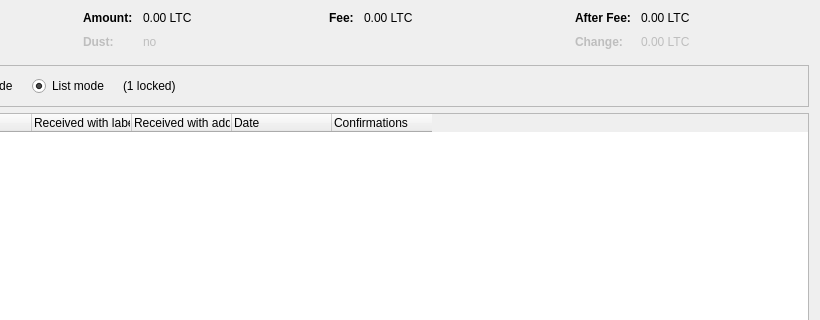
The window that src/qt/forms/coincontroldialog.ui (axedr/gamerscoin-project) describes before a commit, drawn with Qt 5; both pictures show x 180 to 1000 and y 0 to 320 of the 1000 by 500 pixel window.
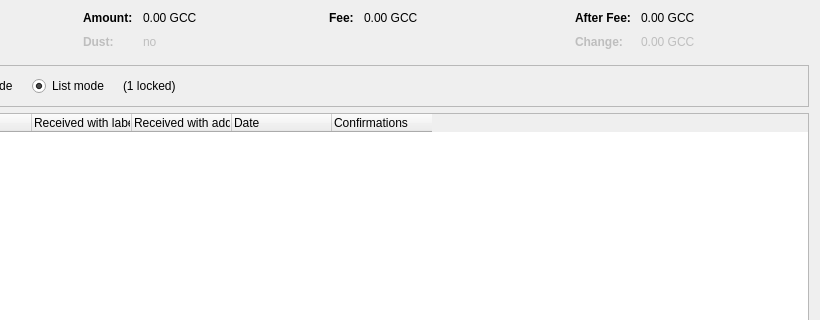
The same window after the commit. Custom widgets are drawn as their Qt base class.

```diff
--- a/src/qt/forms/coincontroldialog.ui
+++ b/src/qt/forms/coincontroldialog.ui
@@ -132,7 +132,7 @@
           <enum>Qt::ActionsContextMenu</enum>
          </property>
          <property name="text">
-          <string notr="true">0.00 LTC</string>
+          <string notr="true">0.00 GCC</string>
          </property>
          <property name="textInteractionFlags">
           <set>Qt::LinksAccessibleByMouse|Qt::TextSelectableByKeyboard|Qt::TextSelectableByMouse</set>
@@ -212,7 +212,7 @@
           <enum>Qt::ActionsContextMenu</enum>
          </property>
          <property name="text">
-          <string notr="true">0.00 LTC</string>
+          <string notr="true">0.00 GCC</string>
          </property>
          <property name="textInteractionFlags">
           <set>Qt::LinksAccessibleByMouse|Qt::TextSelectableByKeyboard|Qt::TextSelectableByMouse</set>
@@ -257,7 +257,7 @@
           <enum>Qt::ActionsContextMenu</enum>
          </property>
          <property name="text">
-          <string notr="true">0.00 LTC</string>
+          <string notr="true">0.00 GCC</string>
          </property>
          <property name="textInteractionFlags">
           <set>Qt::LinksAccessibleByMouse|Qt::TextSelectableByKeyboard|Qt::TextSelectableByMouse</set>
@@ -292,7 +292,7 @@
           <enum>Qt::ActionsContextMenu</enum>
          </property>
          <property name="text">
-          <string notr="true">0.00 LTC</string>
+          <string notr="true">0.00 GCC</string>
          </property>
          <property name="textInteractionFlags">
           <set>Qt::LinksAccessibleByMouse|Qt::TextSelectableByKeyboard|Qt::TextSelectableByMouse</set>
```
